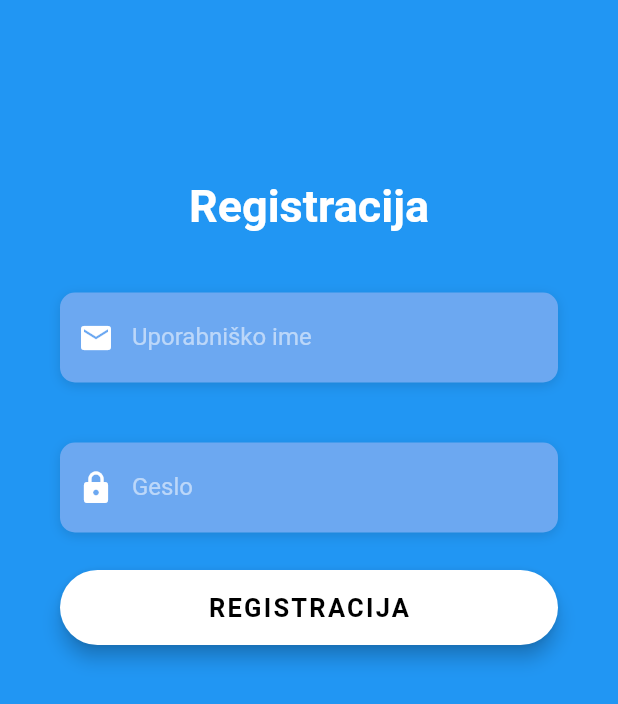
After one commit to aljaztravnik/joskoAssistant, a Flutter app: the RegistrationScreen screen opened directly, after a tap on "REGISTRACIJA", on a phone screen of 412 x 824 dp. The commit adds this screen. Shown: the top 704 px of the screen. Run offline on Flutter 3.47's test engine with Material 2 defaults, Android fonts, the phone set to English and light mode, and no system bars; our stand-ins replace flutter_blue, material_design_icons_flutter, speech_to_text; network calls fail; Roboto replaces fonts that are missing (OpenSans).

Commit message:
registracija dodana

```diff
--- a/josko_assistant/lib/findDevicesScreen.dart
+++ b/josko_assistant/lib/findDevicesScreen.dart
@@ -7,9 +7,11 @@ import 'micScreen.dart';
 
 class FindDevicesScreen extends StatefulWidget
 {
-  const FindDevicesScreen({Key key, @required this.user, @required this.ipAddr}) : super(key: key);
+  const FindDevicesScreen({Key key, @required this.user, @required this.ipAddr, @required this.wifiName, @required this.wifiPass}) : super(key: key);
   final String user;
   final String ipAddr;
+  final String wifiName;
+  final String wifiPass;
   @override
   _FindDevicesScreenState createState() => _FindDevicesScreenState();
 }
@@ -68,7 +70,7 @@ class _FindDevicesScreenState extends State<FindDevicesScreen>
                           onTap: () => Navigator.of(context).push(MaterialPageRoute(builder: (context)
                                       {
                                         r.device.connect();
-                                        return MicScreen(device: r.device, userID: widget.user, ipAddr: widget.ipAddr);
+                                        return MicScreen(device: r.device, userID: widget.user, ipAddr: widget.ipAddr, wifiName: widget.wifiName, wifiPass: widget.wifiPass,);
                                       })),
                         ),
                       )
--- /dev/null
+++ b/josko_assistant/lib/registrationScreen.dart
@@ -0,0 +1,202 @@
+import 'dart:async';
+import 'package:flutter/material.dart';
+import 'package:flutter/services.dart';
+import 'constants.dart';
+import 'dart:convert';
+import 'package:http/http.dart' as http;
+
+class RegistrationScreen extends StatefulWidget
+{
+  const RegistrationScreen({Key key}) : super(key: key);
+  @override
+  _RegistrationScreenState createState() => _RegistrationScreenState();
+}
+
+class _RegistrationScreenState extends State<RegistrationScreen>
+{
+  TextEditingController ipTextController = TextEditingController();
+  TextEditingController usernameTextController = TextEditingController();
+  TextEditingController passwordTextController = TextEditingController();
+
+  @override
+  void initState()
+  {
+    super.initState();
+    print("SEM V INIT STATE");
+  }
+
+  @override
+  void dispose() {
+    print("SEM V DISPOSE");
+    super.dispose();
+  }
+
+  Future<void> sendRegistrationRequest() async {
+    String phpUrl = "http://192.168.1.7/joskoAssistant_restApi/main.php";
+    var res = await http.post(Uri.parse(phpUrl), body: {
+      "registration": "ja",
+      "username": usernameTextController.text,
+      "password": passwordTextController.text,
+    });
+
+    if (res.statusCode == 200)
+    {
+      // SENDING SUCCESS
+      print(res.body);
+      var data = json.decode(res.body);
+      if(data["error"]) print("REQUEST ERROR: ${data["error"]}");
+      else{
+        print("Registracija: ${data["message"]}");
+        Navigator.of(context).pop(true);
+      }
+    }
+  }
+
+  Widget _buildEmailTF() {
+    return Column(
+      crossAxisAlignment: CrossAxisAlignment.start,
+      children: <Widget>[
+        SizedBox(height: 10.0),
+        Container(
+          alignment: Alignment.centerLeft,
+          decoration: kBoxDecorationStyle,
+          height: 60.0,
+          child: TextField(
+            controller: usernameTextController,
+            keyboardType: TextInputType.emailAddress,
+            style: TextStyle(
+              color: Colors.white,
+              fontFamily: 'OpenSans',
+            ),
+            decoration: InputDecoration(
+              border: InputBorder.none,
+              contentPadding: EdgeInsets.only(top: 14.0),
+              prefixIcon: Icon(
+                Icons.email,
+                color: Colors.white,
+              ),
+              hintText: 'Uporabniško ime',
+              hintStyle: kHintTextStyle,
+            ),
+          ),
+        ),
+      ],
+    );
+  }
+
+  Widget _buildPasswordTF() {
+    return Column(
+      crossAxisAlignment: CrossAxisAlignment.start,
+      children: <Widget>[
+        SizedBox(height: 10.0),
+        Container(
+          alignment: Alignment.centerLeft,
+          decoration: kBoxDecorationStyle,
+          height: 60.0,
+          child: TextField(
+            controller: passwordTextController,
+            obscureText: true,
+            style: TextStyle(
+              color: Colors.white,
+              fontFamily: 'OpenSans',
+            ),
+            decoration: InputDecoration(
+              border: InputBorder.none,
+              contentPadding: EdgeInsets.only(top: 14.0),
+              prefixIcon: Icon(
+                Icons.lock,
+                color: Colors.white,
+              ),
+              hintText: 'Geslo',
+              hintStyle: kHintTextStyle,
+            ),
+          ),
+        ),
+      ],
+    );
+  }
+
+  Widget _buildRegistrationBtn() {
+    return Container(
+      padding: EdgeInsets.symmetric(vertical: 25.0),
+      width: double.infinity,
+      child: RaisedButton(
+        elevation: 5.0,
+        onPressed: ()
+        {
+          sendRegistrationRequest();
+        },
+        padding: EdgeInsets.all(15.0),
+        shape: RoundedRectangleBorder(
+          borderRadius: BorderRadius.circular(30.0),
+        ),
+        color: Colors.white,
+        child: Text(
+          'REGISTRACIJA',
+          style: TextStyle(
+            color: Colors.black,
+            letterSpacing: 1.5,
+            fontSize: 17.0,
+            fontWeight: FontWeight.bold,
+            fontFamily: 'OpenSans',
+          ),
+        ),
+      ),
+    );
+  }
+
+  List<Widget> getRegistrationScreen()
+  {
+    List<Widget> kids = [];
+    kids.add(new Container
+    (
+      height: double.infinity,
+      width: double.infinity,
+      color: Colors.blue,
+    ));
+    kids.add(new Container
+    (
+      height: double.infinity,
+      child: SingleChildScrollView
+      (
+        physics: AlwaysScrollableScrollPhysics(),
+        padding: EdgeInsets.symmetric
+        (
+          horizontal: 40.0,
+          vertical: 120.0,
+        ),
+        child: Column
+        (
+          mainAxisAlignment: MainAxisAlignment.center,
+          children: <Widget>
+          [
+            Text('Registracija',style: TextStyle(color: Colors.white,fontFamily: 'OpenSans',fontSize: 30.0,fontWeight: FontWeight.bold,),),
+            SizedBox(height: 30.0),
+            _buildEmailTF(),
+            SizedBox(height: 30.0,),
+            _buildPasswordTF(),
+            _buildRegistrationBtn(),
+          ],
+        ),
+      ),
+    ));
+
+    return kids;
+  }
+
+  @override
+  Widget build(BuildContext context) {
+    return Scaffold
+    (
+      body: AnnotatedRegion<SystemUiOverlayStyle>(
+        value: SystemUiOverlayStyle.light,
+        child: GestureDetector(
+          onTap: () => FocusScope.of(context).unfocus(),
+          child: Stack(
+            children: getRegistrationScreen(),
+          ),
+        ),
+      )
+    );
+  }
+}
--- a/josko_assistant/pubspec.yaml
+++ b/josko_assistant/pubspec.yaml
@@ -20,6 +20,7 @@ dependencies:
   material_design_icons_flutter: ^4.0.5345
   cupertino_icons: ^0.1.3
   http: ^0.13.4
+  wifi_info_flutter: ^2.0.2
 
 dev_dependencies:
   flutter_test:
```
Also changed, not shown: josko_assistant/lib/loginScreen.dart (+45 -5 lines), josko_assistant/lib/micScreen.dart (+11 -2 lines), josko_assistant/pubspec.lock.
